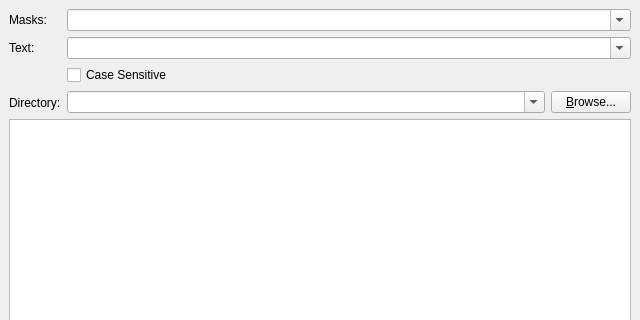
tmpprj/tmpprj, file SearchGUI/src/searchwindow.ui: the form before one commit; both pictures show x 0 to 640 and y 0 to 320 of the 640 by 480 pixel window.
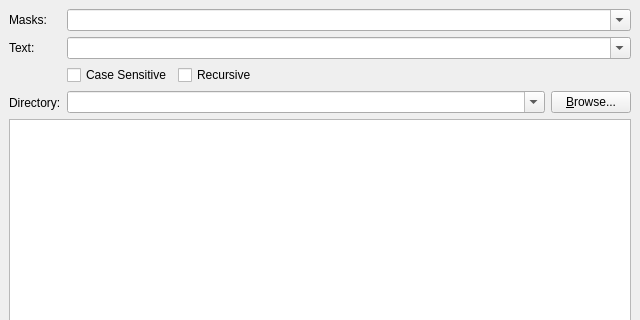
The form after the commit. Custom widgets are drawn as their Qt base class.

Commit message: Recursive search option + Some fixes

```diff
--- a/SearchGUI/src/searchwindow.ui
+++ b/SearchGUI/src/searchwindow.ui
@@ -131,11 +131,35 @@
          </widget>
         </item>
         <item>
+         <layout class="QHBoxLayout" >
+          <item>
          <widget class="QCheckBox" name="caseCheckBox" >
           <property name="text" >
            <string>Case Sensitive</string>
           </property>
          </widget>
+          </item>
+          <item>
+           <widget class="QCheckBox" name="recursiveCheckBox" >
+            <property name="text" >
+             <string>Recursive</string>
+            </property>
+           </widget>
+          </item>
+          <item>
+           <spacer>
+            <property name="orientation" >
+             <enum>Qt::Horizontal</enum>
+            </property>
+            <property name="sizeHint" >
+             <size>
+              <width>40</width>
+              <height>20</height>
+             </size>
+            </property>
+           </spacer>
+          </item>
+         </layout>
         </item>
         <item>
          <layout class="QHBoxLayout" >
```
Lines whose indentation alone changed are shown as unchanged. The commit also changes 9 other files.
